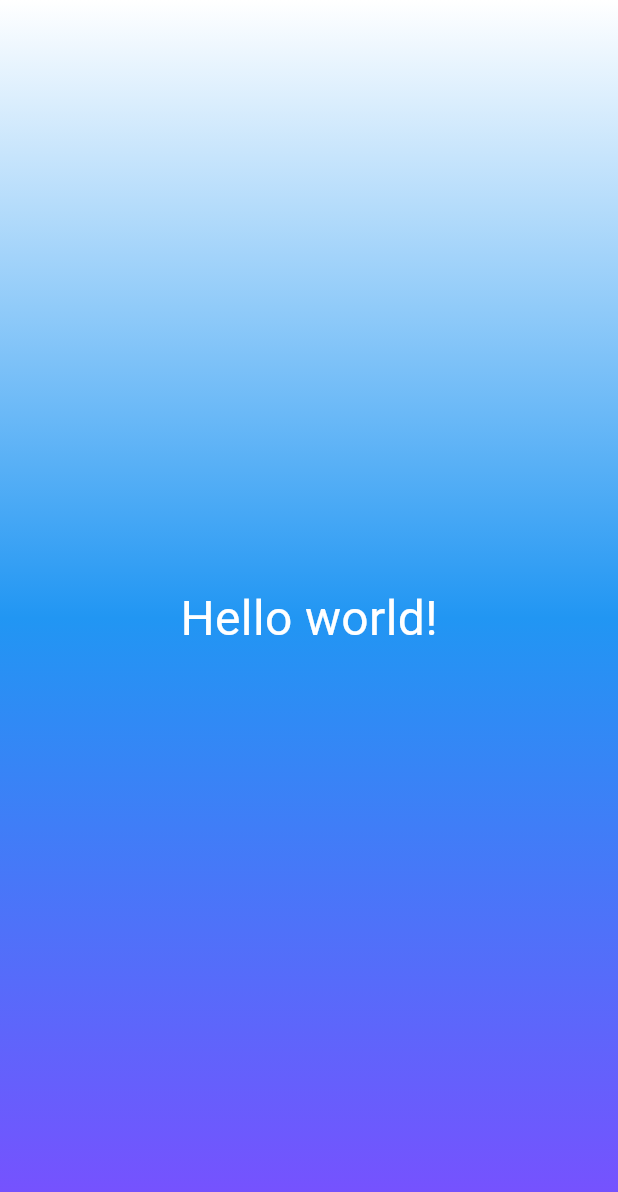
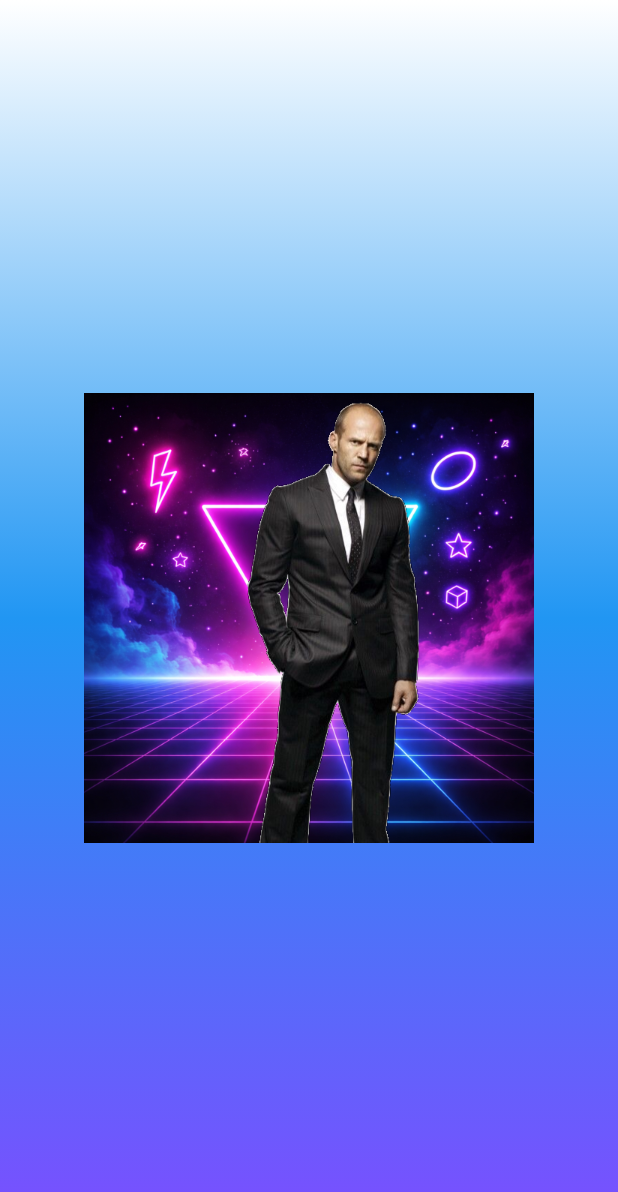
Before and after one commit to Sofia1-min/Flutter_Lab4, a Flutter app: the screen it shows after launch, on a phone screen of 412 x 824 dp. Shown: the top 1192 px of the screen. Run offline on Flutter 3.47's test engine with Material 3 defaults, Android fonts, the phone set to English and light mode, and no system bars.

```diff
--- a/lib/gradient_container.dart
+++ b/lib/gradient_container.dart
@@ -20,8 +20,9 @@ class GradientContainer extends StatelessWidget {
       ),
     ),
     child: Center(
-      child: StyledText
-      ("Hello world!"),
+      child: Image.asset('assets/images/dice-1.png',
+      width: 300,
+      ),
     ),
     );
   }
```
Also changed, not shown: pubspec.yaml (+3 -5 lines), assets/images/dice-1.png (added), assets/images/dice-2.png (added), assets/images/dice-3.png (added), assets/images/dice-4.png (added), assets/images/dice-5.png (added), assets/images/dice-6.png (added).
